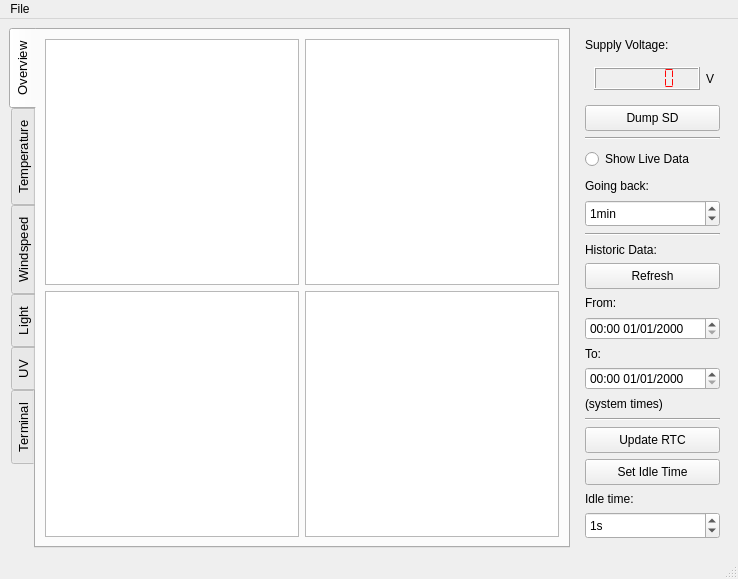
This is gui/frontend/ui/main_window.ui in Gregox273/Weather-Station as Qt 5 draws it before an edit. The edited form follows.
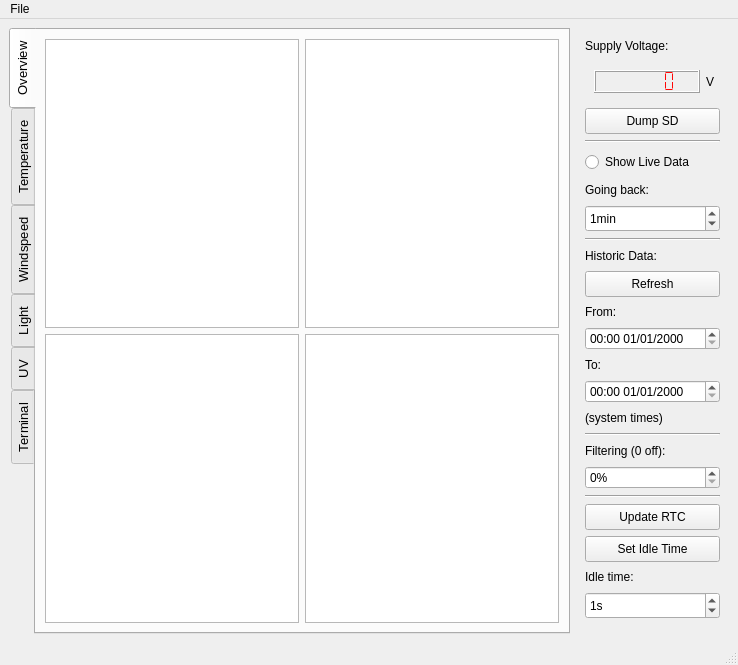
This is the edited form. Custom widgets are drawn as their Qt base class.

Commit message: User controlled filtering

```diff
--- a/gui/frontend/ui/main_window.ui
+++ b/gui/frontend/ui/main_window.ui
@@ -7,7 +7,7 @@
     <x>0</x>
     <y>0</y>
     <width>738</width>
-    <height>572</height>
+    <height>665</height>
    </rect>
   </property>
   <property name="windowTitle">
@@ -20,7 +20,7 @@
       <property name="minimumSize">
        <size>
         <width>300</width>
-        <height>520</height>
+        <height>600</height>
        </size>
       </property>
       <property name="font">
@@ -251,13 +251,13 @@
       <property name="minimumSize">
        <size>
         <width>150</width>
-        <height>520</height>
+        <height>600</height>
        </size>
       </property>
       <property name="maximumSize">
        <size>
         <width>16777215</width>
-        <height>475</height>
+        <height>600</height>
        </size>
       </property>
       <layout class="QVBoxLayout" name="verticalLayout">
@@ -459,6 +459,30 @@
          </property>
         </widget>
        </item>
+       <item>
+        <widget class="Line" name="line_4">
+         <property name="orientation">
+          <enum>Qt::Horizontal</enum>
+         </property>
+        </widget>
+       </item>
+       <item>
+        <widget class="QLabel" name="labelFiltering">
+         <property name="text">
+          <string>Filtering (0 off):</string>
+         </property>
+        </widget>
+       </item>
+       <item>
+        <widget class="QSpinBox" name="spinBoxFiltering">
+         <property name="suffix">
+          <string>%</string>
+         </property>
+         <property name="maximum">
+          <number>100</number>
+         </property>
+        </widget>
+       </item>
        <item>
         <widget class="Line" name="line_2">
          <property name="orientation">
```
The commit also changes 2 other files.
